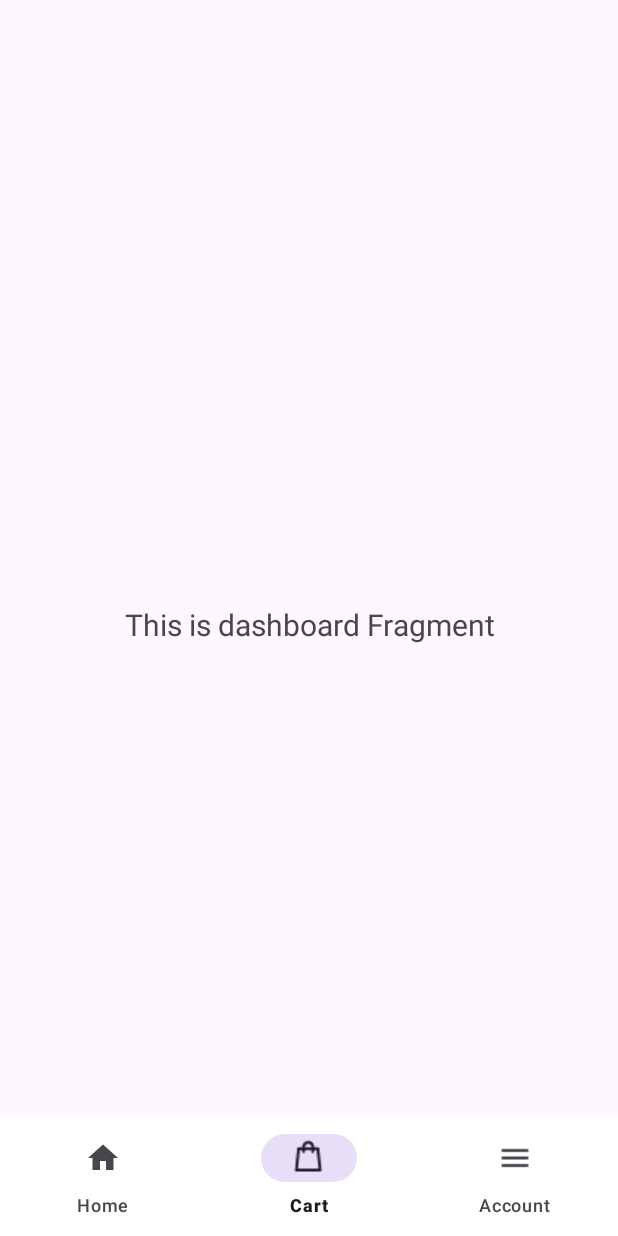
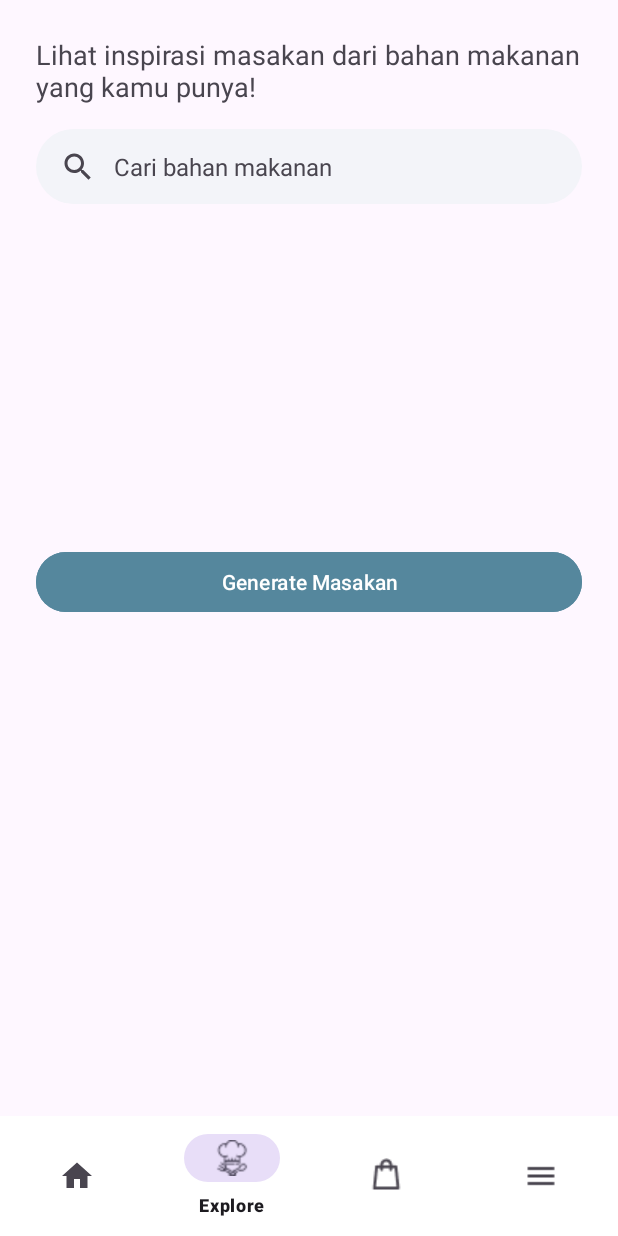
Before and after one commit to Mart-Q/android-app, an Android app: the screen it shows after launch (MainActivity), item 2 of the bottom bar chosen, on a phone screen of 412 x 824 dp. Run offline under Robolectric (Android 15) with nearby library versions, the phone set to English and light mode, and no system bars; our stand-ins replace navigation-ui.

Commit message:
slicing recipe recommendation

```diff
--- a/app/build.gradle.kts
+++ b/app/build.gradle.kts
@@ -48,6 +48,7 @@ dependencies {
     implementation("androidx.lifecycle:lifecycle-viewmodel-ktx:2.6.2")
     implementation("androidx.navigation:navigation-fragment-ktx:2.7.5")
     implementation("androidx.navigation:navigation-ui-ktx:2.7.5")
+    implementation("androidx.legacy:legacy-support-v4:1.0.0")
     testImplementation("junit:junit:4.13.2")
     androidTestImplementation("androidx.test.ext:junit:1.1.5")
     androidTestImplementation("androidx.test.espresso:espresso-core:3.5.1")
--- a/app/src/main/java/com/bangkit/martq/MainActivity.kt
+++ b/app/src/main/java/com/bangkit/martq/MainActivity.kt
@@ -29,7 +29,7 @@ class MainActivity : AppCompatActivity() {
         // menu should be considered as top level destinations.
         val appBarConfiguration = AppBarConfiguration(
             setOf(
-                R.id.navigation_home, R.id.navigation_cart, R.id.navigation_account
+                R.id.navigation_home, R.id.navigation_recommendation, R.id.navigation_cart, R.id.navigation_account
             )
         )
         setupActionBarWithNavController(navController, appBarConfiguration)
--- /dev/null
+++ b/app/src/main/java/com/bangkit/martq/ui/recommencation/RecommendationFragment.kt
@@ -0,0 +1,32 @@
+package com.bangkit.martq.ui.recommencation
+
+import android.os.Bundle
+import android.view.LayoutInflater
+import android.view.View
+import android.view.ViewGroup
+import androidx.fragment.app.Fragment
+import androidx.lifecycle.ViewModelProvider
+import com.bangkit.martq.R
+
+class RecommendationFragment : Fragment() {
+
+    companion object {
+        fun newInstance() = RecommendationFragment()
+    }
+
+    private lateinit var viewModel: RecommendationViewModel
+
+    override fun onCreateView(
+        inflater: LayoutInflater, container: ViewGroup?,
+        savedInstanceState: Bundle?
+    ): View? {
+        return inflater.inflate(R.layout.fragment_recommendation, container, false)
+    }
+
+    override fun onActivityCreated(savedInstanceState: Bundle?) {
+        super.onActivityCreated(savedInstanceState)
+        viewModel = ViewModelProvider(this).get(RecommendationViewModel::class.java)
+        // TODO: Use the ViewModel
+    }
+
+}
--- /dev/null
+++ b/app/src/main/java/com/bangkit/martq/ui/recommencation/RecommendationViewModel.kt
@@ -0,0 +1,7 @@
+package com.bangkit.martq.ui.recommencation
+
+import androidx.lifecycle.ViewModel
+
+class RecommendationViewModel : ViewModel() {
+    // TODO: Implement the ViewModel
+}
--- a/app/src/main/res/layout/fragment_cart.xml
+++ b/app/src/main/res/layout/fragment_cart.xml
@@ -7,16 +7,14 @@
     tools:context=".ui.cart.CartFragment">
 
     <TextView
-        android:id="@+id/text_dashboard"
+        android:id="@+id/tv_section_order_status"
         android:layout_width="match_parent"
         android:layout_height="wrap_content"
-        android:layout_marginStart="8dp"
-        android:layout_marginTop="8dp"
-        android:layout_marginEnd="8dp"
-        android:textAlignment="center"
-        android:textSize="20sp"
-        app:layout_constraintBottom_toBottomOf="parent"
-        app:layout_constraintEnd_toEndOf="parent"
+        android:layout_marginHorizontal="24dp"
+        android:layout_marginTop="24dp"
+        android:text="Keranjang Belanja"
+        android:textSize="18sp"
         app:layout_constraintStart_toStartOf="parent"
         app:layout_constraintTop_toTopOf="parent" />
+
 </androidx.constraintlayout.widget.ConstraintLayout>
--- /dev/null
+++ b/app/src/main/res/layout/fragment_recommendation.xml
@@ -0,0 +1,70 @@
+<?xml version="1.0" encoding="utf-8"?>
+<androidx.constraintlayout.widget.ConstraintLayout xmlns:android="http://schemas.android.com/apk/res/android"
+    xmlns:app="http://schemas.android.com/apk/res-auto"
+    xmlns:tools="http://schemas.android.com/tools"
+    android:layout_width="match_parent"
+    android:layout_height="match_parent"
+    tools:context=".ui.recommencation.RecommendationFragment">
+
+    <TextView
+        android:id="@+id/tv_page_explore"
+        android:layout_width="match_parent"
+        android:layout_height="wrap_content"
+        android:layout_marginHorizontal="24dp"
+        android:layout_marginTop="24dp"
+        android:text="@string/nav_explore_title"
+        android:textSize="18sp"
+        app:layout_constraintStart_toStartOf="parent"
+        app:layout_constraintTop_toTopOf="parent" />
+
+    <com.google.android.material.search.SearchBar
+        android:id="@+id/searchBar"
+        android:layout_width="match_parent"
+        android:layout_height="50dp"
+        android:layout_marginHorizontal="24dp"
+        android:backgroundTint="@color/light_grey"
+        android:hint="@string/searchbar_hint"
+        app:layout_constraintStart_toStartOf="parent"
+        app:layout_constraintTop_toBottomOf="@id/tv_page_explore" />
+
+    <androidx.recyclerview.widget.RecyclerView
+        android:id="@+id/rv_bahan_makanan"
+        android:layout_width="0dp"
+        android:layout_height="wrap_content"
+        android:layout_marginTop="16dp"
+        android:orientation="horizontal"
+        app:layoutManager="androidx.recyclerview.widget.GridLayoutManager"
+        app:layout_constraintEnd_toEndOf="@id/tv_page_explore"
+        app:layout_constraintStart_toStartOf="@id/tv_page_explore"
+        app:layout_constraintTop_toBottomOf="@id/searchBar"
+        tools:itemCount="4"
+        tools:listitem="@layout/item_product_category" />
+
+    <Button
+        android:id="@+id/btn_generate_masakan"
+        android:layout_width="match_parent"
+        android:layout_height="wrap_content"
+        android:layout_marginHorizontal="24dp"
+        android:backgroundTint="@color/dark_navy_light"
+        app:layout_constraintBottom_toTopOf="@id/guideline"
+        android:text="Generate Masakan"/>
+
+
+    <androidx.recyclerview.widget.RecyclerView
+        android:id="@+id/rv_recipes"
+        android:layout_width="0dp"
+        android:layout_height="wrap_content"
+        android:layout_marginTop="16dp"
+        app:layout_constraintEnd_toEndOf="@id/tv_page_explore"
+        app:layout_constraintStart_toStartOf="@id/tv_page_explore"
+        app:layout_constraintTop_toBottomOf="@id/btn_generate_masakan"
+        tools:listitem="@layout/item_recipe" />
+
+    <androidx.constraintlayout.widget.Guideline
+        android:id="@+id/guideline"
+        android:layout_width="wrap_content"
+        android:layout_height="wrap_content"
+        android:orientation="horizontal"
+        app:layout_constraintGuide_percent="0.5" />
+
+</androidx.constraintlayout.widget.ConstraintLayout>
--- a/app/src/main/res/menu/bottom_nav_menu.xml
+++ b/app/src/main/res/menu/bottom_nav_menu.xml
@@ -5,6 +5,11 @@
         android:id="@+id/navigation_home"
         android:icon="@drawable/ic_home_black_24dp"
         android:title="@string/title_home" />
+
+    <item
+        android:id="@+id/navigation_recommendation"
+        android:icon="@drawable/ic_menu_recom"
+        android:title="@string/title_explore" />
 
     <item
         android:id="@+id/navigation_cart"
--- a/app/src/main/res/navigation/mobile_navigation.xml
+++ b/app/src/main/res/navigation/mobile_navigation.xml
@@ -12,6 +12,12 @@
         tools:layout="@layout/fragment_home" />
 
     <fragment
+        android:id="@+id/navigation_recommendation"
+        android:name="com.bangkit.martq.ui.recommencation.RecommendationFragment"
+        android:label="@string/title_explore"
+        tools:layout="@layout/fragment_recommendation"/>
+
+    <fragment
         android:id="@+id/navigation_cart"
         android:name="com.bangkit.martq.ui.cart.CartFragment"
         android:label="@string/title_cart"
@@ -22,4 +28,5 @@
         android:name="com.bangkit.martq.ui.account.AccountFragment"
         android:label="@string/title_account"
         tools:layout="@layout/fragment_account" />
+
 </navigation>
--- a/app/src/main/res/values/strings.xml
+++ b/app/src/main/res/values/strings.xml
@@ -28,4 +28,6 @@
     <string name="menu_title_home">Home</string>
     <string name="menu_title_cart">Cart</string>
     <string name="menu_title_account">Account</string>
+    <string name="title_explore">Explore</string>
+    <string name="nav_explore_title">Lihat inspirasi masakan dari bahan makanan yang kamu punya!</string>
 </resources>
```
Also changed, not shown: app/src/main/res/layout/fragment_home.xml (+4 -64 lines), app/src/main/res/layout/item_cart_product.xml (added, +28 -0 lines), app/src/main/res/layout/item_recipe.xml (added, +70 -0 lines).
